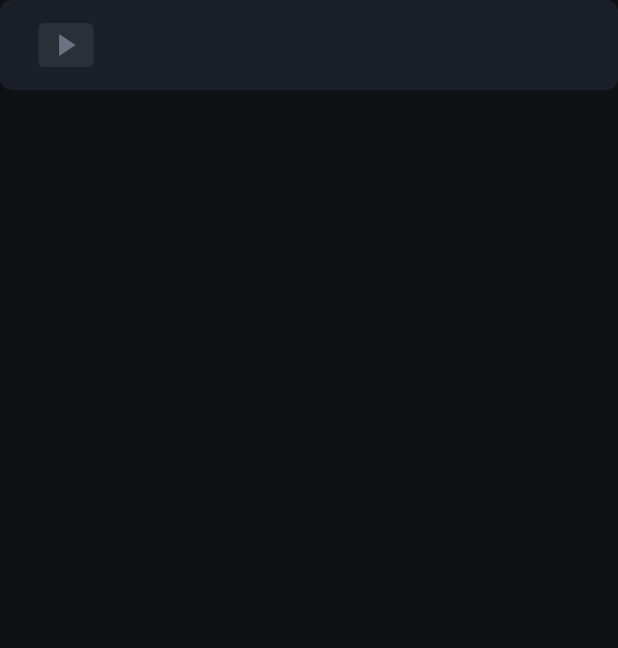
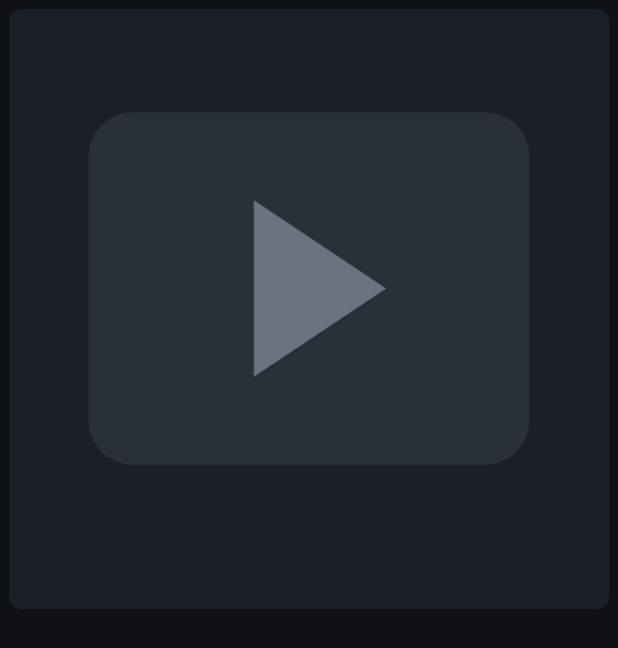
Before and after one commit to hansonds/Phoenicx-TV, an Android app: the layout item_channel.xml on its own in the app's theme, with its tools: preview values and no code run, on a phone screen of 412 x 824 dp. Shown: the top 648 px of the screen. Run offline under Robolectric (Android 15) with nearby library versions, the phone set to English and light mode, and no system bars.

Commit message:
Auto-reconnect on stalls and network drops, 1-2 s start buffer, channel grid with square logo tiles

```diff
--- a/app/src/main/java/com/hanson/phoenicxtv/Logos.kt
+++ b/app/src/main/java/com/hanson/phoenicxtv/Logos.kt
@@ -13,10 +13,10 @@ import java.util.concurrent.Executors
 
 /** Tiny channel-logo loader (memory + disk cache). Replaces a full image library. */
 object Logos {
-    private const val MAX_PX = 160
+    private const val MAX_PX = 256
     private val pool = Executors.newFixedThreadPool(3)
     private val main = Handler(Looper.getMainLooper())
-    private val memory = object : LruCache<String, Bitmap>(4 * 1024 * 1024) {
+    private val memory = object : LruCache<String, Bitmap>(16 * 1024 * 1024) {
         override fun sizeOf(key: String, value: Bitmap): Int = value.byteCount
     }
 
--- /dev/null
+++ b/app/src/main/java/com/hanson/phoenicxtv/SquareLayout.kt
@@ -0,0 +1,14 @@
+package com.hanson.phoenicxtv
+
+import android.content.Context
+import android.util.AttributeSet
+import android.widget.LinearLayout
+
+/** A LinearLayout that is always as tall as it is wide — used for the square channel tiles. */
+class SquareLayout @JvmOverloads constructor(
+    context: Context, attrs: AttributeSet? = null
+) : LinearLayout(context, attrs) {
+    override fun onMeasure(widthMeasureSpec: Int, heightMeasureSpec: Int) {
+        super.onMeasure(widthMeasureSpec, widthMeasureSpec)
+    }
+}
--- a/app/src/main/res/layout/activity_channels.xml
+++ b/app/src/main/res/layout/activity_channels.xml
@@ -29,7 +29,9 @@
         android:layout_width="match_parent"
         android:layout_height="0dp"
         android:layout_weight="1"
-        android:layout_marginTop="16dp"
+        android:layout_marginTop="10dp"
+        android:layout_marginLeft="-6dp"
+        android:layout_marginRight="-6dp"
         android:clipToPadding="false"
         android:paddingBottom="24dp"
         android:descendantFocusability="afterDescendants" />
--- a/app/src/main/res/layout/item_channel.xml
+++ b/app/src/main/res/layout/item_channel.xml
@@ -1,33 +1,32 @@
 <?xml version="1.0" encoding="utf-8"?>
-<LinearLayout xmlns:android="http://schemas.android.com/apk/res/android"
+<com.hanson.phoenicxtv.SquareLayout xmlns:android="http://schemas.android.com/apk/res/android"
     android:layout_width="match_parent"
     android:layout_height="wrap_content"
-    android:layout_marginBottom="6dp"
-    android:orientation="horizontal"
-    android:gravity="center_vertical"
-    android:paddingLeft="12dp"
-    android:paddingRight="16dp"
-    android:paddingTop="8dp"
-    android:paddingBottom="8dp"
+    android:layout_margin="6dp"
+    android:orientation="vertical"
+    android:gravity="center_horizontal"
+    android:padding="10dp"
     android:background="@drawable/item_bg"
     android:focusable="true"
     android:clickable="true">
 
     <ImageView
         android:id="@+id/logo"
-        android:layout_width="64dp"
-        android:layout_height="44dp"
+        android:layout_width="match_parent"
+        android:layout_height="0dp"
+        android:layout_weight="1"
         android:scaleType="fitCenter"
         android:src="@drawable/logo_placeholder" />
 
     <TextView
         android:id="@+id/name"
-        android:layout_width="0dp"
+        android:layout_width="match_parent"
         android:layout_height="wrap_content"
-        android:layout_weight="1"
-        android:layout_marginLeft="16dp"
+        android:layout_marginTop="8dp"
+        android:gravity="center"
+        android:maxLines="2"
+        android:ellipsize="end"
+        android:lineSpacingExtra="1dp"
         android:textColor="@color/item_text"
-        android:textSize="17sp"
-        android:singleLine="true"
-        android:ellipsize="end" />
-</LinearLayout>
+        android:textSize="14sp" />
+</com.hanson.phoenicxtv.SquareLayout>
--- a/app/src/main/res/values/strings.xml
+++ b/app/src/main/res/values/strings.xml
@@ -25,6 +25,7 @@
 
     <string name="player_error">Cannot play this channel.</string>
     <string name="player_loading">Loading…</string>
+    <string name="player_reconnecting">Reconnecting…</string>
 
     <string name="about">Phoenicx TV %1$s · phoenicx.org</string>
 </resources>
```
Also changed, not shown: app/src/main/java/com/hanson/phoenicxtv/ChannelsActivity.kt (+7 -3 lines), app/src/main/java/com/hanson/phoenicxtv/PlayerActivity.kt (+134 -6 lines), 1 other file.
